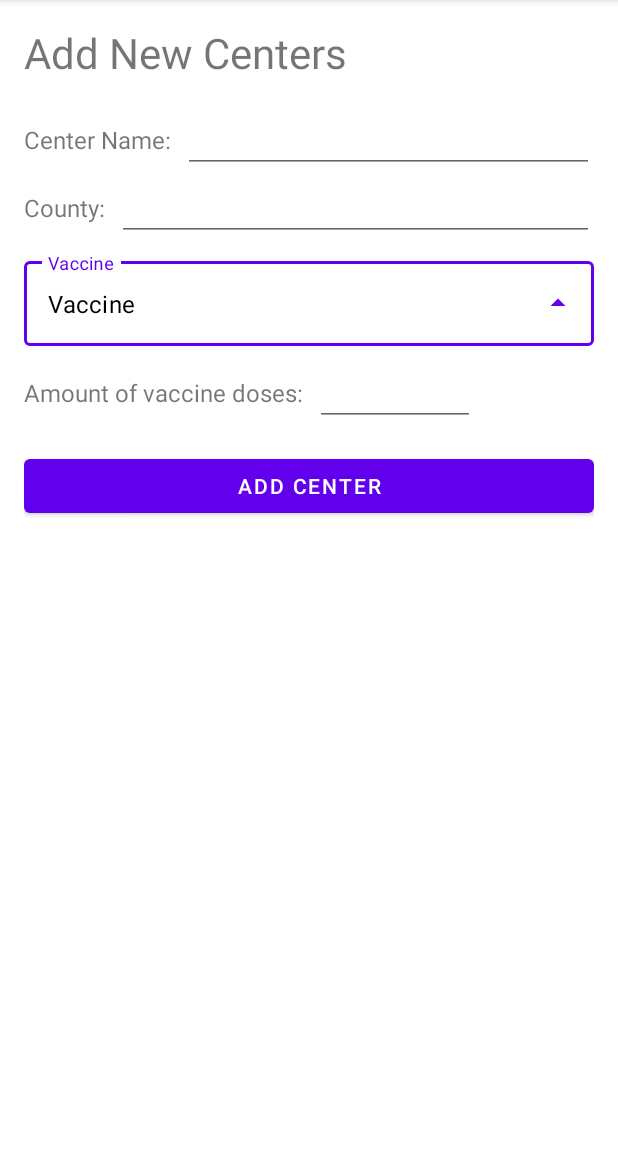
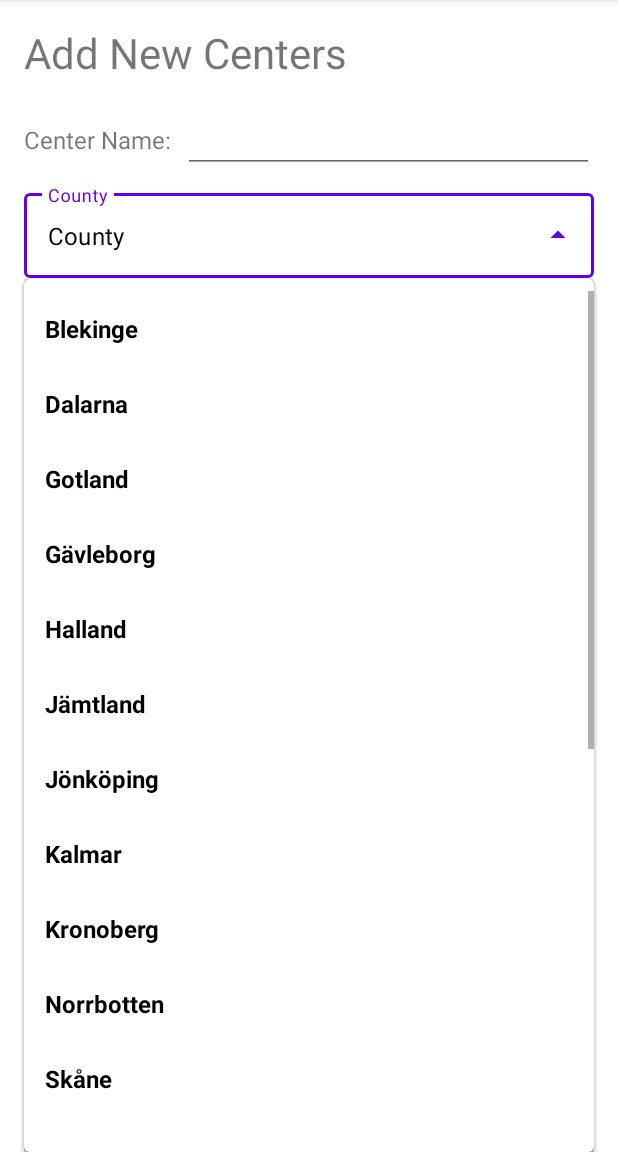
Before and after one commit to oliviahedlund/COVID, an Android app: the fragment AdminAddCenterFragment placed in its activity, after a tap on an icon or button, on a phone screen of 412 x 824 dp, the part 84-1236 px from its top. Run offline under Robolectric (Android 15) with nearby library versions, the phone set to English and light mode, and no system bars; 5 statements that could not run were skipped.

Commit message:
county-array, dropdown i addCenter

```diff
--- a/app/src/main/java/com/example/myapplication/UI/AdminBooking/AdminAddCenterFragment.java
+++ b/app/src/main/java/com/example/myapplication/UI/AdminBooking/AdminAddCenterFragment.java
@@ -31,10 +31,10 @@ import java.util.List;
 
 public class AdminAddCenterFragment extends Fragment {
     private EditText centerName;
-    private EditText centerAddress;
+    //private EditText centerAddress; ////
     private EditText amount;
     private String center;
-    private String centerAdd;
+    //private String centerAdd;
     private String number;
     private int value;
     private UserResponse user;
@@ -43,8 +43,11 @@ public class AdminAddCenterFragment extends Fragment {
     private AdminVaccineHelper apiVaccin;
     private CenterVaccineHelper centerVaccineHelper;
     private String[] vaccines;
-    int vaccinePosition;
+    private String[] counties;
+    private int vaccinePosition;
+    private String choosenCounty;
     private AutoCompleteTextView vaccineFilter;
+    private AutoCompleteTextView countyFilter;
     private AdminActivity adminActivity;
 
 
@@ -74,8 +77,10 @@ public class AdminAddCenterFragment extends Fragment {
 
     private void setupDropdown(){
         vaccines = apiVaccin.getVaccines();
+        counties = getResources().getStringArray(R.array.counties);
 
         vaccineFilter = (AutoCompleteTextView) view.findViewById(R.id.generateVaccin);
+        countyFilter = (AutoCompleteTextView) view.findViewById(R.id.generateCounty);
 
         Simple_DropdownAdapter vaccineAdapter = new Simple_DropdownAdapter(getContext(), R.layout.simple_dropdown_item, vaccines);
         vaccineFilter.setAdapter(vaccineAdapter);
@@ -83,6 +88,15 @@ public class AdminAddCenterFragment extends Fragment {
             @Override
             public void onItemClick(AdapterView<?> adapterView, View view, int position, long l) {
                 vaccinePosition = position;
+            }
+        });
+
+        Simple_DropdownAdapter countyAdapter = new Simple_DropdownAdapter(getContext(), R.layout.simple_dropdown_item, counties);
+        countyFilter.setAdapter(countyAdapter);
+        countyFilter.setOnItemClickListener(new AdapterView.OnItemClickListener() {
+            @Override
+            public void onItemClick(AdapterView<?> adapterView, View view, int position, long l) {
+                choosenCounty = counties[position];
             }
         });
 
@@ -118,7 +132,7 @@ public class AdminAddCenterFragment extends Fragment {
 
     private void setup(){
         centerName = view.findViewById(R.id.centerName);
-        centerAddress = view.findViewById(R.id.centerAddress);
+        //centerAddress = view.findViewById(R.id.centerAddress);////
         amount = view.findViewById(R.id.vaccineAmount);
 
         btn = view.findViewById(R.id.button7);
@@ -134,13 +148,13 @@ public class AdminAddCenterFragment extends Fragment {
 
     private Center setupBodyCenter(){
         center = centerName.getEditableText().toString();
-        centerAdd = centerAddress.getEditableText().toString();
-        if(center.equals("") || centerAdd.equals("")){
+        //centerAdd = centerAddress.getEditableText().toString(); ///
+        if(center.equals("")){
             return null;
         }
         Center bodyCenter = new Center();
         bodyCenter.setCenterName(center);
-        bodyCenter.setCenterCounty(centerAdd);
+        bodyCenter.setCenterCounty(choosenCounty);
 
         List<Vaccine> vaccineList = new ArrayList<Vaccine>();
         vaccineList = setupBodyVaccine();
--- a/app/src/main/res/layout/admin_add_center.xml
+++ b/app/src/main/res/layout/admin_add_center.xml
@@ -33,33 +33,29 @@
             android:layout_height="wrap_content"
             android:layout_weight="1"
             android:inputType="text"
-            android:imeOptions="actionNext"
-            android:nextFocusForward="@+id/centerAddress" />
+            android:imeOptions="actionDone" />
 
 
     </LinearLayout>
 
-    <LinearLayout
+    <com.google.android.material.textfield.TextInputLayout
+        style="@style/Widget.MaterialComponents.TextInputLayout.OutlinedBox.ExposedDropdownMenu"
         android:layout_width="match_parent"
         android:layout_height="wrap_content"
-        android:orientation="horizontal">
+        android:layout_marginTop="@dimen/smallPadding"
+        android:layout_marginBottom="@dimen/smallPadding"
+        android:hint="@string/County"
+        android:textColorHint="@color/beige">
 
-        <TextView
-            android:id="@+id/textView21"
-            android:layout_width="wrap_content"
+        <AutoCompleteTextView
+            android:id="@+id/generateCounty"
+            android:layout_width="match_parent"
             android:layout_height="wrap_content"
-            android:paddingEnd="@dimen/smallPadding"
-            android:text="@string/centerCounty"
-            android:textSize="@dimen/mediumText" />
+            android:inputType="none"
+            android:text="@string/County"
+            android:textColor="@color/black" />
+    </com.google.android.material.textfield.TextInputLayout>
 
-        <EditText
-            android:id="@+id/centerAddress"
-            android:layout_width="0dp"
-            android:layout_height="wrap_content"
-            android:layout_weight="1"
-            android:inputType="text"
-            android:imeOptions="actionDone"/>
-    </LinearLayout>
 
     <com.google.android.material.textfield.TextInputLayout
         style="@style/Widget.MaterialComponents.TextInputLayout.OutlinedBox.ExposedDropdownMenu"
--- a/app/src/main/res/values/strings.xml
+++ b/app/src/main/res/values/strings.xml
@@ -196,6 +196,30 @@
         <item>Th</item>
         <item>Fr</item>
         <item>Sa</item>
+    </string-array>
+
+    <string-array name="counties">
+        <item>Blekinge</item>
+        <item>Dalarna</item>
+        <item>Gotland</item>
+        <item>Gävleborg</item>
+        <item>Halland</item>
+        <item>Jämtland</item>
+        <item>Jönköping</item>
+        <item>Kalmar</item>
+        <item>Kronoberg</item>
+        <item>Norrbotten</item>
+        <item>Skåne</item>
+        <item>Stockholm</item>
+        <item>Södermanland</item>
+        <item>Uppsala</item>
+        <item>Värmland</item>
+        <item>Västerbotten</item>
+        <item>Västernorrland</item>
+        <item>Västmanland</item>
+        <item>Västra Götaland</item>
+        <item>Örebro</item>
+        <item>Östergötland</item>
     </string-array>
 
     //FAQ
```
